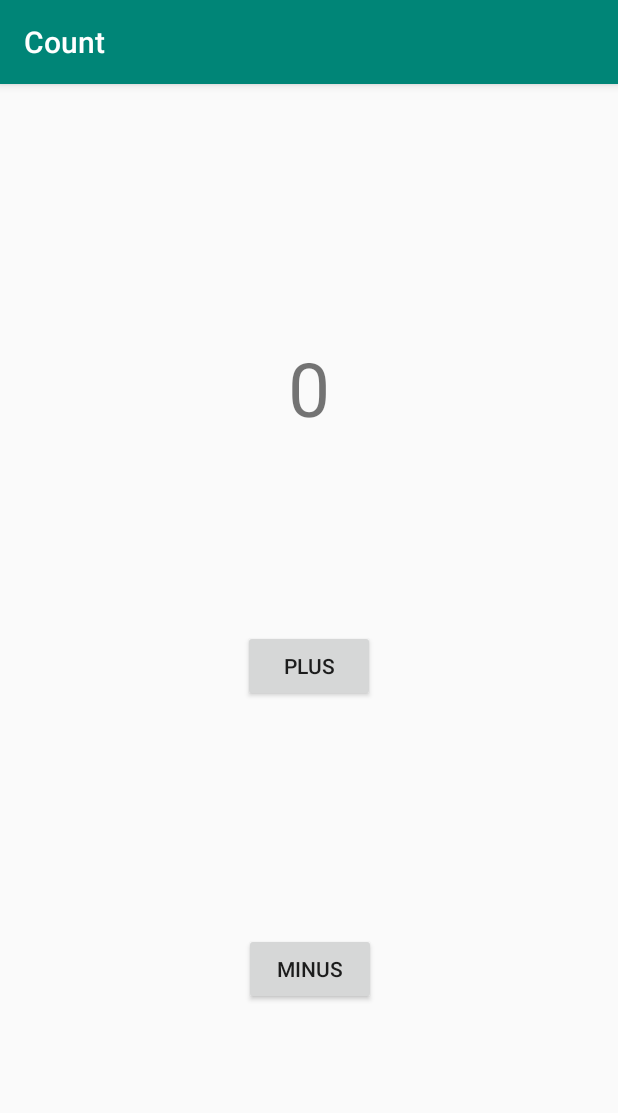
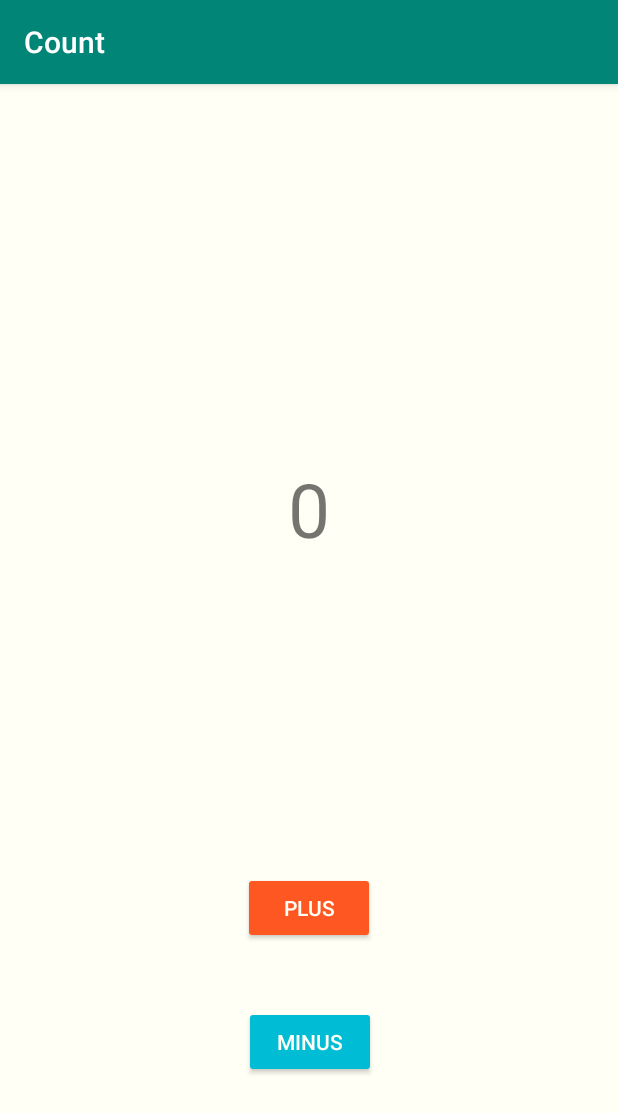
Before and after one commit to Kaito-Dogi/Challenge1_Android, an Android app: the screen it shows after launch (MainActivity), on a phone screen of 412 x 824 dp. Shown: the top 1113 px of the screen. Run offline under Robolectric (Android 15) with nearby library versions, the phone set to English and light mode, and no system bars.

Commit message:
デザイン改良

```diff
--- a/app/src/main/res/layout/activity_main.xml
+++ b/app/src/main/res/layout/activity_main.xml
@@ -1,35 +1,53 @@
 <?xml version="1.0" encoding="utf-8"?>
-<android.support.constraint.ConstraintLayout
-        xmlns:android="http://schemas.android.com/apk/res/android"
+<android.support.constraint.ConstraintLayout xmlns:android="http://schemas.android.com/apk/res/android"
+        xmlns:app="http://schemas.android.com/apk/res-auto"
         xmlns:tools="http://schemas.android.com/tools"
-        xmlns:app="http://schemas.android.com/apk/res-auto"
         android:layout_width="match_parent"
         android:layout_height="match_parent"
+        android:background="#FFFFF5"
         tools:context=".MainActivity">
+
     <TextView
+            android:id="@+id/count_text_view"
+            android:layout_width="wrap_content"
+            android:layout_height="wrap_content"
+            android:layout_marginBottom="8dp"
             android:text="0"
-            android:layout_width="wrap_content"
-            android:layout_height="wrap_content" android:id="@+id/count_text_view"
+            android:textSize="50sp"
+            app:layout_constraintBottom_toBottomOf="@+id/plus_button"
             app:layout_constraintEnd_toEndOf="parent"
             app:layout_constraintStart_toStartOf="parent"
-            android:textSize="50sp"
-            app:layout_constraintTop_toTopOf="parent" android:layout_marginBottom="8dp"
-            app:layout_constraintBottom_toBottomOf="@+id/plus_button"/>
+            app:layout_constraintTop_toTopOf="parent" />
+
     <Button
+            android:id="@+id/plus_button"
+            android:layout_width="wrap_content"
+            android:layout_height="wrap_content"
+            android:layout_marginStart="8dp"
+            android:layout_marginTop="64dp"
+            android:layout_marginEnd="8dp"
+            android:backgroundTint="#FF5722"
             android:text="plus"
+            android:textColor="#FFFFF5"
+            app:layout_constraintBottom_toBottomOf="parent"
+            app:layout_constraintEnd_toEndOf="parent"
+            app:layout_constraintHorizontal_bias="0.501"
+            app:layout_constraintStart_toStartOf="parent"
+            app:layout_constraintTop_toTopOf="parent"
+            app:layout_constraintVertical_bias="0.703" />
+
+    <Button
+            android:id="@+id/minus_button"
             android:layout_width="wrap_content"
-            android:layout_height="wrap_content" android:id="@+id/plus_button"
+            android:layout_height="wrap_content"
             android:layout_marginEnd="8dp"
-            app:layout_constraintEnd_toEndOf="parent" app:layout_constraintStart_toStartOf="parent"
-            android:layout_marginStart="8dp"
-            app:layout_constraintBottom_toBottomOf="parent" android:layout_marginTop="8dp"
-            app:layout_constraintTop_toTopOf="parent"/>
-    <Button
+            android:layout_marginBottom="64dp"
+            android:backgroundTint="#00BCD4"
             android:text="minus"
-            android:layout_width="wrap_content"
-            android:layout_height="wrap_content" android:id="@+id/minus_button"
-            app:layout_constraintStart_toStartOf="parent" app:layout_constraintEnd_toEndOf="parent"
-            android:layout_marginEnd="8dp" android:layout_marginBottom="8dp"
-            app:layout_constraintBottom_toBottomOf="parent" app:layout_constraintHorizontal_bias="0.514"
-            android:layout_marginTop="8dp" app:layout_constraintTop_toBottomOf="@+id/plus_button"/>
+            android:textColor="#FFFFF5"
+            app:layout_constraintBottom_toBottomOf="parent"
+            app:layout_constraintEnd_toEndOf="parent"
+            app:layout_constraintHorizontal_bias="0.514"
+            app:layout_constraintStart_toStartOf="parent"
+            app:layout_constraintTop_toBottomOf="@+id/plus_button" />
 </android.support.constraint.ConstraintLayout>
```
